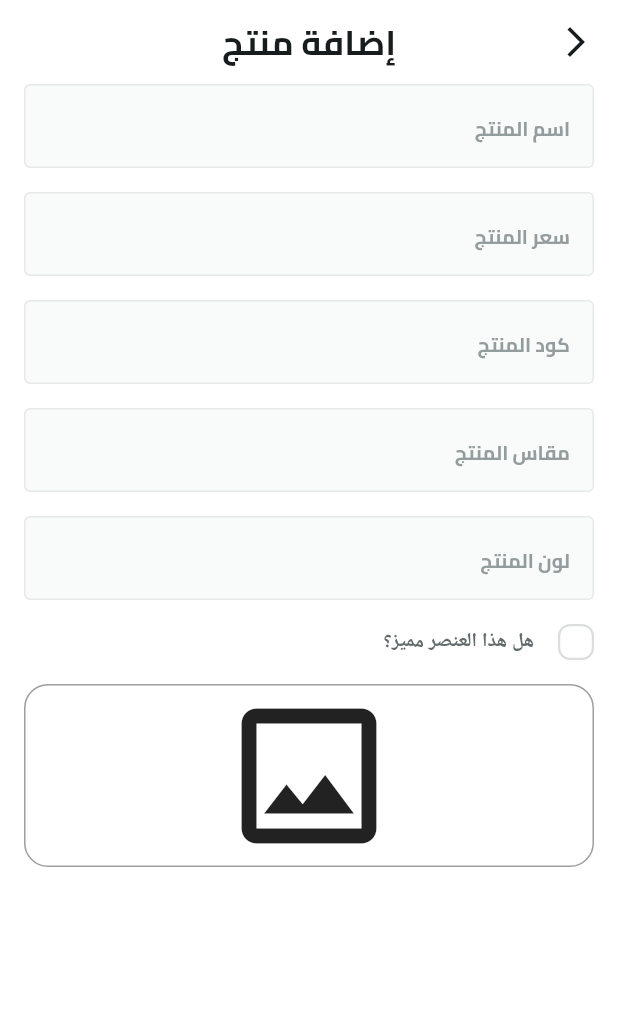
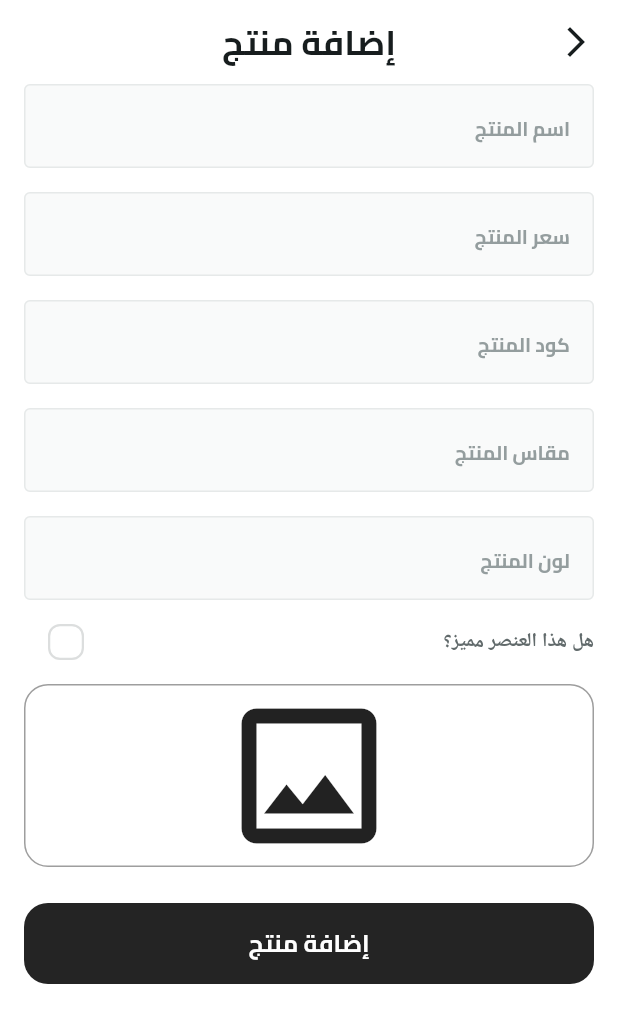
Before and after one commit to Moataz303/kriss_dashboard, a Flutter app: the AddProductView screen opened by its route, on a phone screen of 412 x 824 dp. Shown: the top 1023 px of the screen. Run offline on Flutter 3.47's test engine with Material 3 defaults, Android fonts, the phone set to English and light mode, and no system bars; drawn by our look-alikes of skeletonizer; our stand-ins replace image_picker.

Commit message:
finish design dashboard

```diff
--- a/lib/core/widgets/custom_text_form_field.dart
+++ b/lib/core/widgets/custom_text_form_field.dart
@@ -8,20 +8,28 @@ class CustomTextFormField extends StatelessWidget {
     this.hintText,
     required this.textInputType,
     this.suffixIcon,
-    this.obscureText = false,
-    required this.controller,
+    this.obscureText = false, this.onSaved,
+    // required this.controller,
   });
   final String? hintText;
-  final TextEditingController controller;
+  // final TextEditingController controller;
   final TextInputType textInputType;
   final Widget? suffixIcon;
+  final void Function(String?)? onSaved;
   final bool obscureText;
 
   @override
   Widget build(BuildContext context) {
     return TextFormField(
-      controller: controller,
+      // controller: controller,
       obscureText: obscureText,
+      onSaved: onSaved,
+      validator: (value) {
+        if (value == null || value.isEmpty) {
+          return 'هذا الحقل مطلوب';
+        }
+        return null;
+      },
       keyboardType: textInputType,
       decoration: InputDecoration(
         suffixIcon: suffixIcon,
--- /dev/null
+++ b/lib/features/add_product/domain/entities/add_product_input_entity.dart
@@ -0,0 +1,19 @@
+import 'dart:io';
+
+class AddProductInputEntity {
+  final String name, code, size,color;
+  final num price;
+  final File image;
+  final bool isFeatured;
+  final String? imageUrl;
+
+  AddProductInputEntity({
+    required this.name,
+    required this.code,
+    required this.size,required this.color,
+    required this.price,
+    required this.image,
+    required this.isFeatured,
+    this.imageUrl,
+  });
+}
--- a/lib/features/add_product/presentation/views/widgets/add_product_view_body.dart
+++ b/lib/features/add_product/presentation/views/widgets/add_product_view_body.dart
@@ -1,5 +1,8 @@
+import 'dart:io';
 import 'package:flutter/material.dart';
+import '../../../../../core/widgets/custom_button.dart';
 import '../../../../../core/widgets/custom_text_form_field.dart';
+import '../../../domain/entities/add_product_input_entity.dart';
 import 'image_field.dart';
 import 'is_featured_check_box.dart';
 
@@ -11,14 +14,20 @@ class AddProductViewBody extends StatefulWidget {
 }
 
 class _AddProductViewBodyState extends State<AddProductViewBody> {
-  final TextEditingController _productNameController = TextEditingController();
-  final TextEditingController _productNumberController =
-      TextEditingController();
-  final TextEditingController _productCodeController = TextEditingController();
-  final TextEditingController _productSizeController = TextEditingController();
-  final TextEditingController _productColorController = TextEditingController();
+  // final TextEditingController _productNameController = TextEditingController();
+  // final TextEditingController _productNumberController =
+  //     TextEditingController();
+  // final TextEditingController _productCodeController = TextEditingController();
+  // final TextEditingController _productSizeController = TextEditingController();
+  // final TextEditingController _productColorController = TextEditingController();
   final GlobalKey<FormState> _formKey = GlobalKey<FormState>();
   AutovalidateMode autovalidateMode = AutovalidateMode.disabled;
+
+  late String name, code, size, color;
+  late num price;
+  File? image;
+  bool isFeatured = false;
+  bool isOrganic = false;
 
   @override
   Widget build(BuildContext context) {
@@ -31,44 +40,97 @@ class _AddProductViewBodyState extends State<AddProductViewBody> {
           child: Column(
             children: [
               CustomTextFormField(
+                onSaved: (value) {
+                  name = value!;
+                },
                 hintText: 'اسم المنتج',
                 textInputType: TextInputType.text,
-                controller: _productNameController,
+                // controller: _productNameController,
               ),
               SizedBox(height: 16),
               CustomTextFormField(
+                onSaved: (value) {
+                  price = num.parse(value!);
+                },
                 hintText: 'سعر المنتج',
                 textInputType: TextInputType.number,
-                controller: _productNumberController,
+                // controller: _productNumberController,
               ),
               SizedBox(height: 16),
               CustomTextFormField(
+                onSaved: (value) {
+                  code = value!.toLowerCase();
+                },
                 hintText: 'كود المنتج',
                 textInputType: TextInputType.text,
-                controller: _productCodeController,
+                // controller: _productCodeController,
               ),
               SizedBox(height: 16),
               CustomTextFormField(
+                onSaved: (value) {
+                  size = value!;
+                },
                 hintText: 'مقاس المنتج',
-                textInputType: TextInputType.number,
-                controller: _productSizeController,
+                textInputType: TextInputType.text,
+                // controller: _productSizeController,
               ),
               SizedBox(height: 16),
               CustomTextFormField(
+                onSaved: (value) {
+                  color = value!;
+                },
                 hintText: 'لون المنتج',
                 textInputType: TextInputType.text,
-                controller: _productColorController,
+                // controller: _productColorController,
               ),
               SizedBox(height: 16),
-
-
-              IsFeaturedCheckBox(onChange: (value) {}),
+              IsFeaturedCheckBox(
+                onChange: (value) {
+                  isFeatured = value;
+                },
+              ),
               SizedBox(height: 16),
-              ImageField(onFileChanged: (image) {}),
+              ImageField(
+                onFileChanged: (image) {
+                  this.image = image;
+                },
+              ),
+              SizedBox(height: 24),
+              CustomButton(
+                text: 'إضافة منتج',
+                onPressed: () {
+                  if (image != null) {
+                    if (_formKey.currentState!.validate()) {
+                      _formKey.currentState!.save();
+                      AddProductInputEntity input = AddProductInputEntity(
+                        name: name,
+                        code: code,
+                        size: size,
+                        color: color,
+                        price: price,
+                        image: image!,
+                        isFeatured: isFeatured,
+                      );
+                    } else {
+                      autovalidateMode = AutovalidateMode.always;
+                      setState(() {});
+                    }
+                  } else {
+                    showError(context);
+                  }
+                },
+              ),
+              SizedBox(height: 24),
             ],
           ),
         ),
       ),
     );
   }
+
+  void showError(BuildContext context) {
+    ScaffoldMessenger.of(
+      context,
+    ).showSnackBar(const SnackBar(content: Text('يرجى اختيار صورة للمنتج')));
+  }
 }
--- a/lib/features/add_product/presentation/views/widgets/is_featured_check_box.dart
+++ b/lib/features/add_product/presentation/views/widgets/is_featured_check_box.dart
@@ -16,7 +16,22 @@ class _IsFeaturedCheckBoxState extends State<IsFeaturedCheckBox> {
   @override
   Widget build(BuildContext context) {
     return Row(
+      // mainAxisAlignment: MainAxisAlignment.end,
       children: [
+        Text.rich(
+          TextSpan(
+            children: [
+              TextSpan(
+                text: 'هل هذا العنصر مميز؟',
+                style: TextStyles.semiBold13.copyWith(
+                  color: AppColors.lightPrimaryColor,
+                ),
+              ),
+            ],
+          ),
+          textAlign: TextAlign.right,
+        ),
+        Expanded(child: SizedBox(width: 16)),
         CustomCheckBox(
           onChecked: (value) {
             isTermsAccepted = value;
@@ -26,21 +41,6 @@ class _IsFeaturedCheckBoxState extends State<IsFeaturedCheckBox> {
           isChecked: isTermsAccepted,
         ),
         const SizedBox(width: 16),
-        Expanded(
-          child: Text.rich(
-            TextSpan(
-              children: [
-                TextSpan(
-                  text: 'هل هذا العنصر مميز؟',
-                  style: TextStyles.semiBold13.copyWith(
-                    color: AppColors.lightPrimaryColor,
-                  ),
-                ),
-              ],
-            ),
-            textAlign: TextAlign.right,
-          ),
-        ),
       ],
     );
   }
```
Also changed, not shown: 12 other files.
